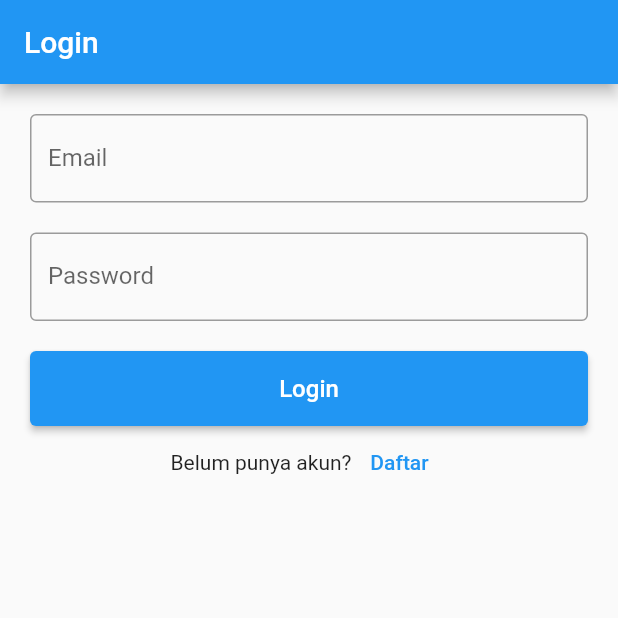
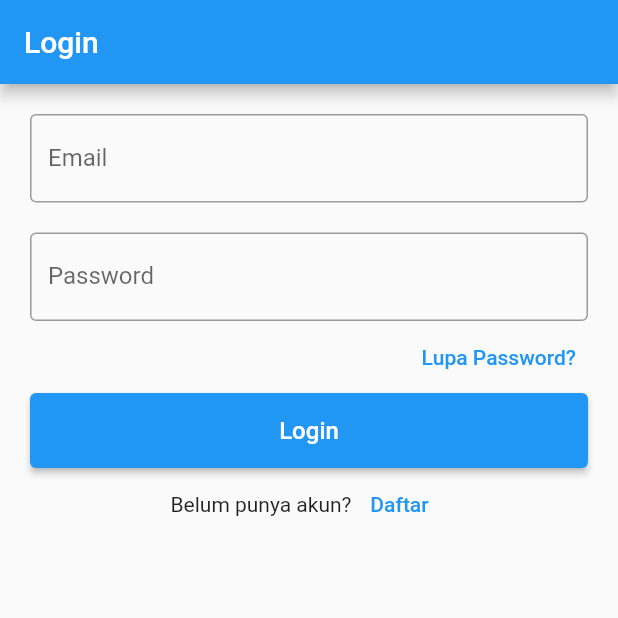
Before and after one commit to askaerlangga/belajar_flutter_dasar, a Flutter app: the screen it shows after launch, on a phone screen of 412 x 824 dp, the top half of it. Run offline on Flutter 3.47's test engine with Material 2 defaults, Android fonts, the phone set to English and light mode, and no system bars; our stand-ins replace firebase_auth, firebase_core, get; accounts and stored records are empty; generated files the repository leaves out were written again.

Commit message:
Firebase Authentication reset password

```diff
--- a/lib/pages/login_page.dart
+++ b/lib/pages/login_page.dart
@@ -31,10 +31,14 @@ class LoginPage extends StatelessWidget {
                   decoration: const InputDecoration(
                       labelText: 'Password', border: OutlineInputBorder()),
                 ),
-                const SizedBox(
-                  height: 20,
-                ),
-                Container(
+                Align(
+                    alignment: Alignment.centerRight,
+                    child: TextButton(
+                        onPressed: () {
+                          Get.toNamed(RouteName.forgotPassword);
+                        },
+                        child: Text('Lupa Password?'))),
+                SizedBox(
                   width: MediaQuery.of(context).size.width,
                   height: 50,
                   child: ElevatedButton(
--- a/lib/routes/app_routes.dart
+++ b/lib/routes/app_routes.dart
@@ -1,3 +1,4 @@
+import 'package:belajar_flutter_dasar/pages/forgot_password.dart';
 import 'package:belajar_flutter_dasar/pages/home_page.dart';
 import 'package:belajar_flutter_dasar/pages/login_page.dart';
 import 'package:belajar_flutter_dasar/pages/signup_page.dart';
@@ -11,6 +12,7 @@ class AppRoute extends GetxController {
       page: () => HomePage(),
     ),
     GetPage(name: RouteName.login, page: () => LoginPage()),
-    GetPage(name: RouteName.signup, page: () => SignUpPage())
+    GetPage(name: RouteName.signup, page: () => SignUpPage()),
+    GetPage(name: RouteName.forgotPassword, page: () => ForgotPassword())
   ];
 }
--- a/lib/routes/route_name.dart
+++ b/lib/routes/route_name.dart
@@ -2,4 +2,5 @@ abstract class RouteName {
   static const home = '/';
   static const login = '/login';
   static const signup = '/signup';
+  static const forgotPassword = '/forgotPassword';
 }
```
Also changed, not shown: lib/controllers/auth_controller.dart (+14 -0 lines), lib/pages/forgot_password.dart (added, +39 -0 lines).
